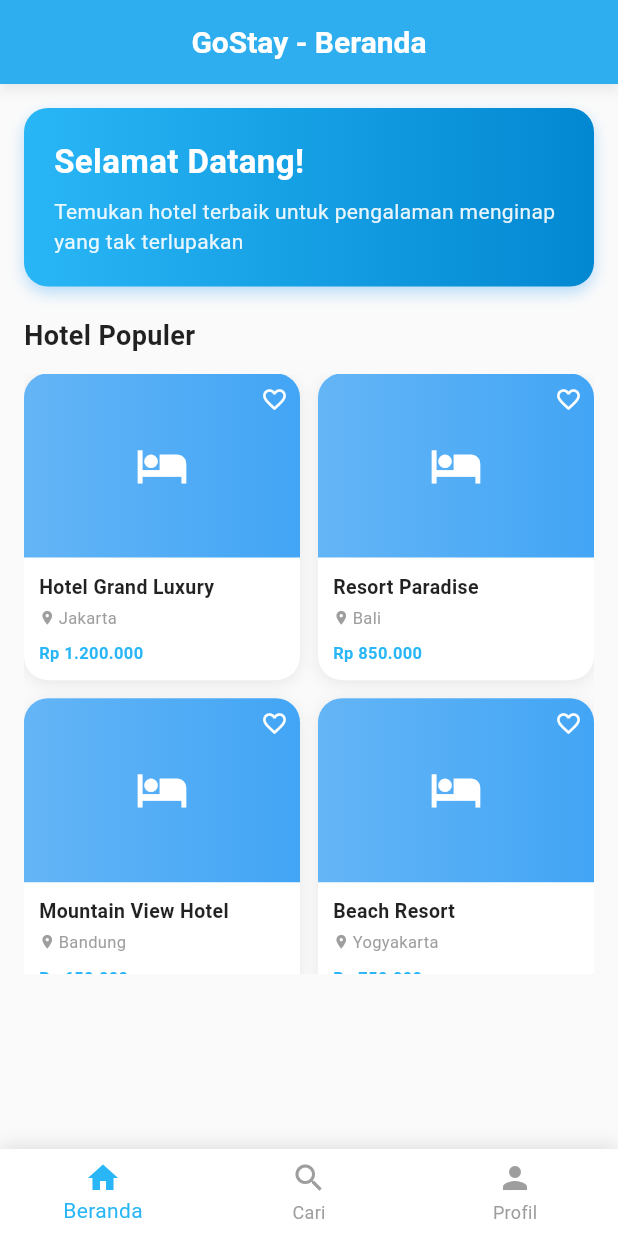
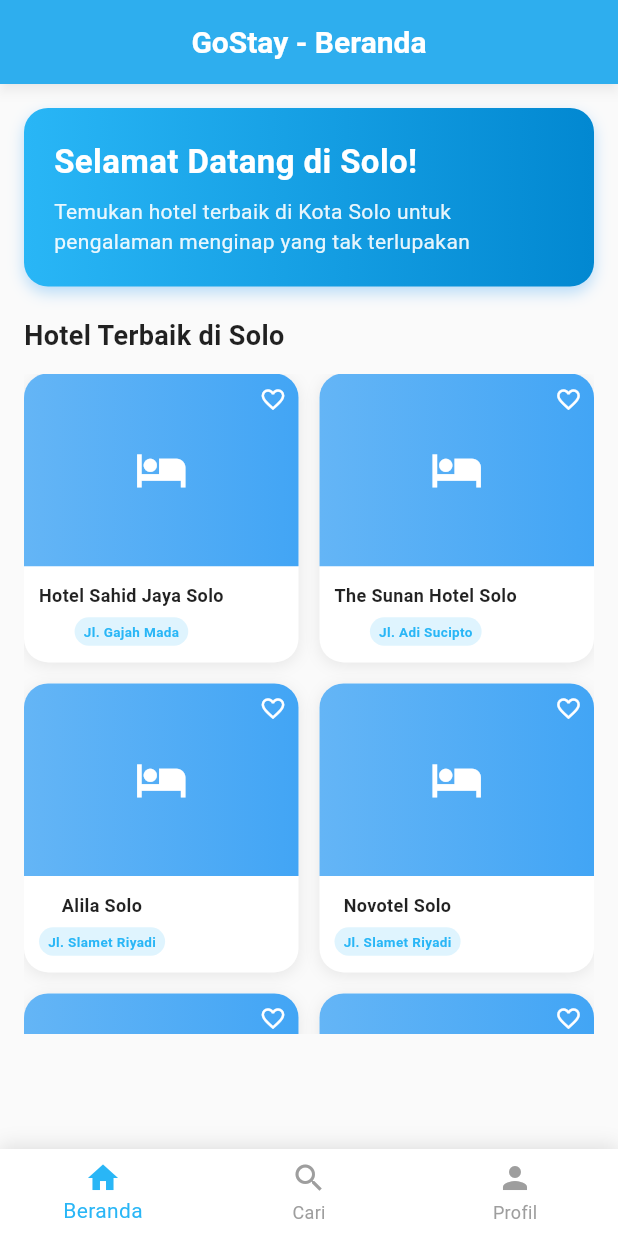
Before and after one commit to alifahfwzy/alianta_gostay, a Flutter app: the BerandaPage screen opened directly, on a phone screen of 412 x 824 dp. Run offline on Flutter 3.47's test engine with Material 3 defaults, Android fonts, the phone set to English and light mode, and no system bars.

Commit message:
perubahan beranda

```diff
--- a/lib/beranda.dart
+++ b/lib/beranda.dart
@@ -12,24 +12,12 @@ class BerandaPage extends StatefulWidget {
 class _BerandaPageState extends State<BerandaPage> {
   int _selectedIndex = 0;
   final List<Map<String, String>> hotelList = [
-    {
-      'name': 'Hotel Grand Luxury',
-      'location': 'Jakarta',
-      'price': 'Rp 1.200.000',
-    },
-    {'name': 'Resort Paradise', 'location': 'Bali', 'price': 'Rp 850.000'},
-    {
-      'name': 'Mountain View Hotel',
-      'location': 'Bandung',
-      'price': 'Rp 650.000',
-    },
-    {'name': 'Beach Resort', 'location': 'Yogyakarta', 'price': 'Rp 750.000'},
-    {
-      'name': 'City Center Hotel',
-      'location': 'Surabaya',
-      'price': 'Rp 900.000',
-    },
-    {'name': 'Boutique Hotel', 'location': 'Medan', 'price': 'Rp 550.000'},
+    {'name': 'Hotel Sahid Jaya Solo', 'location': 'Jl. Gajah Mada'},
+    {'name': 'The Sunan Hotel Solo', 'location': 'Jl. Adi Sucipto'},
+    {'name': 'Alila Solo', 'location': 'Jl. Slamet Riyadi'},
+    {'name': 'Novotel Solo', 'location': 'Jl. Slamet Riyadi'},
+    {'name': 'Lor In Hotel Solo', 'location': 'Jl. Adi Sucipto'},
+    {'name': 'Grand Orchid Solo', 'location': 'Jl. Slamet Riyadi'},
   ];
 
   @override
@@ -46,7 +34,7 @@ class _BerandaPageState extends State<BerandaPage> {
         ),
         centerTitle: true,
         backgroundColor: const Color(0xFF29B6F6),
-        automaticallyImplyLeading: false, // Menghilangkan tombol back
+        automaticallyImplyLeading: false,
         elevation: 3,
         shadowColor: Colors.black26,
       ),
@@ -78,7 +66,7 @@ class _BerandaPageState extends State<BerandaPage> {
                   crossAxisAlignment: CrossAxisAlignment.start,
                   children: [
                     const Text(
-                      'Selamat Datang!',
+                      'Selamat Datang di Solo!',
                       style: TextStyle(
                         color: Colors.white,
                         fontSize: 22,
@@ -87,7 +75,7 @@ class _BerandaPageState extends State<BerandaPage> {
                     ),
                     const SizedBox(height: 8),
                     Text(
-                      'Temukan hotel terbaik untuk pengalaman menginap yang tak terlupakan',
+                      'Temukan hotel terbaik di Kota Solo untuk pengalaman menginap yang tak terlupakan',
                       style: TextStyle(
                         color: Colors.white.withOpacity(0.9),
                         fontSize: 14,
@@ -100,7 +88,7 @@ class _BerandaPageState extends State<BerandaPage> {
 
               // Section Title
               const Text(
-                'Hotel Populer',
+                'Hotel Terbaik di Solo',
                 style: TextStyle(
                   fontSize: 18,
                   fontWeight: FontWeight.bold,
@@ -111,15 +99,15 @@ class _BerandaPageState extends State<BerandaPage> {
 
               // Hotel Grid - Fixed height
               SizedBox(
-                height: 400, // Fixed height untuk grid
+                height: 440,
                 child: GridView.builder(
                   physics: const BouncingScrollPhysics(),
                   itemCount: hotelList.length,
                   gridDelegate: const SliverGridDelegateWithFixedCrossAxisCount(
                     crossAxisCount: 2,
-                    crossAxisSpacing: 12,
-                    mainAxisSpacing: 12,
-                    childAspectRatio: 0.9,
+                    crossAxisSpacing: 14,
+                    mainAxisSpacing: 14,
+                    childAspectRatio: 0.95,
                   ),
                   itemBuilder: (context, index) {
                     final hotel = hotelList[index];
@@ -140,7 +128,7 @@ class _BerandaPageState extends State<BerandaPage> {
                         children: [
                           // Hotel Image Placeholder
                           Expanded(
-                            flex: 3,
+                            flex: 4,
                             child: Container(
                               width: double.infinity,
                               decoration: BoxDecoration(
@@ -183,52 +171,39 @@ class _BerandaPageState extends State<BerandaPage> {
                             child: Padding(
                               padding: const EdgeInsets.all(10),
                               child: Column(
-                                crossAxisAlignment: CrossAxisAlignment.start,
-                                mainAxisAlignment:
-                                    MainAxisAlignment.spaceBetween,
-                                children: [
-                                  Column(
-                                    crossAxisAlignment:
-                                        CrossAxisAlignment.start,
+                                crossAxisAlignment: CrossAxisAlignment.center,
+                                mainAxisAlignment: MainAxisAlignment.center,
                                 children: [
                                   Text(
                                     hotel['name']!,
                                     style: const TextStyle(
                                       fontWeight: FontWeight.bold,
-                                          fontSize: 13,
+                                      fontSize: 12,
                                       color: Colors.black87,
                                     ),
-                                        maxLines: 1,
+                                    maxLines: 2,
                                     overflow: TextOverflow.ellipsis,
+                                    textAlign: TextAlign.center,
                                   ),
-                                      const SizedBox(height: 3),
-                                      Row(
-                                        children: [
-                                          const Icon(
-                                            Icons.location_on,
-                                            size: 11,
-                                            color: Colors.grey,
+                                  const SizedBox(height: 6),
+                                  Container(
+                                    padding: const EdgeInsets.symmetric(
+                                      horizontal: 6,
+                                      vertical: 3,
                                     ),
-                                          const SizedBox(width: 2),
-                                          Expanded(
+                                    decoration: BoxDecoration(
+                                      color: const Color(
+                                        0xFF29B6F6,
+                                      ).withOpacity(0.15),
+                                      borderRadius: BorderRadius.circular(10),
+                                    ),
                                     child: Text(
                                       hotel['location']!,
                                       style: const TextStyle(
-                                                fontSize: 11,
-                                                color: Colors.grey,
+                                        fontSize: 9,
+                                        color: Color(0xFF29B6F6),
+                                        fontWeight: FontWeight.w600,
                                       ),
-                                            ),
-                                          ),
-                                        ],
-                                      ),
-                                    ],
-                                  ),
-                                  Text(
-                                    hotel['price']!,
-                                    style: const TextStyle(
-                                      fontWeight: FontWeight.bold,
-                                      fontSize: 11,
-                                      color: Color(0xFF29B6F6),
                                     ),
                                   ),
                                 ],
```
Lines whose indentation alone changed are shown as unchanged.
